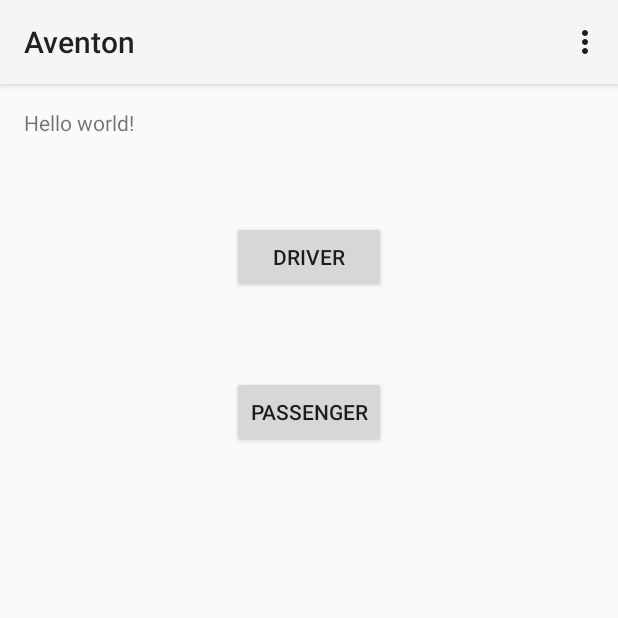
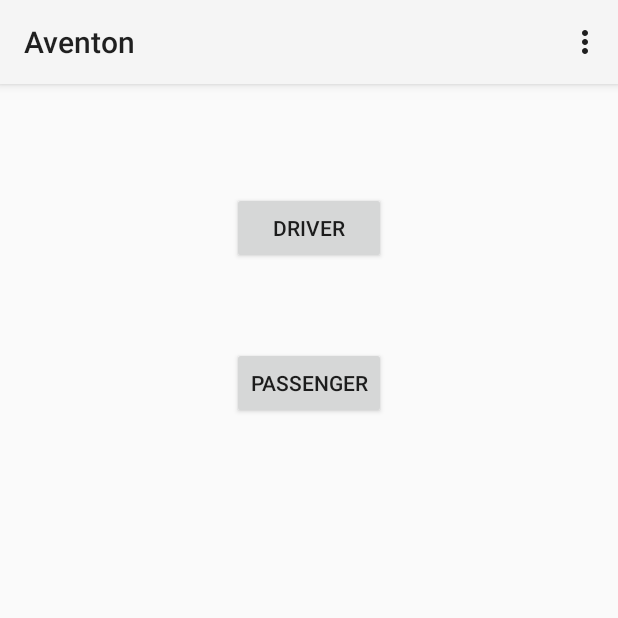
Before and after one commit to dheerajshetty/Aventon, an Android app: the screen it shows after launch (MainActivity), on a phone screen of 412 x 824 dp, the top half of it. Run offline under Robolectric (Android 15) with nearby library versions, the phone set to English and light mode, and no system bars.

Commit message:
Remove hello world

```diff
--- a/app/src/main/res/layout/activity_main.xml
+++ b/app/src/main/res/layout/activity_main.xml
@@ -5,7 +5,7 @@
     android:paddingTop="@dimen/activity_vertical_margin"
     android:paddingBottom="@dimen/activity_vertical_margin" tools:context=".MainActivity">
 
-    <TextView android:text="@string/hello_world" android:layout_width="wrap_content"
+    TextView android:text="@string/hello_world" android:layout_width="wrap_content"
         android:layout_height="wrap_content"
         android:id="@+id/textView" />
 
@@ -14,7 +14,6 @@
         android:layout_height="wrap_content"
         android:text="Driver"
         android:id="@+id/button"
-        android:layout_below="@+id/textView"
         android:layout_marginTop="56dp"
         android:layout_alignStart="@+id/button2"
         android:layout_alignEnd="@+id/button2" />
```
